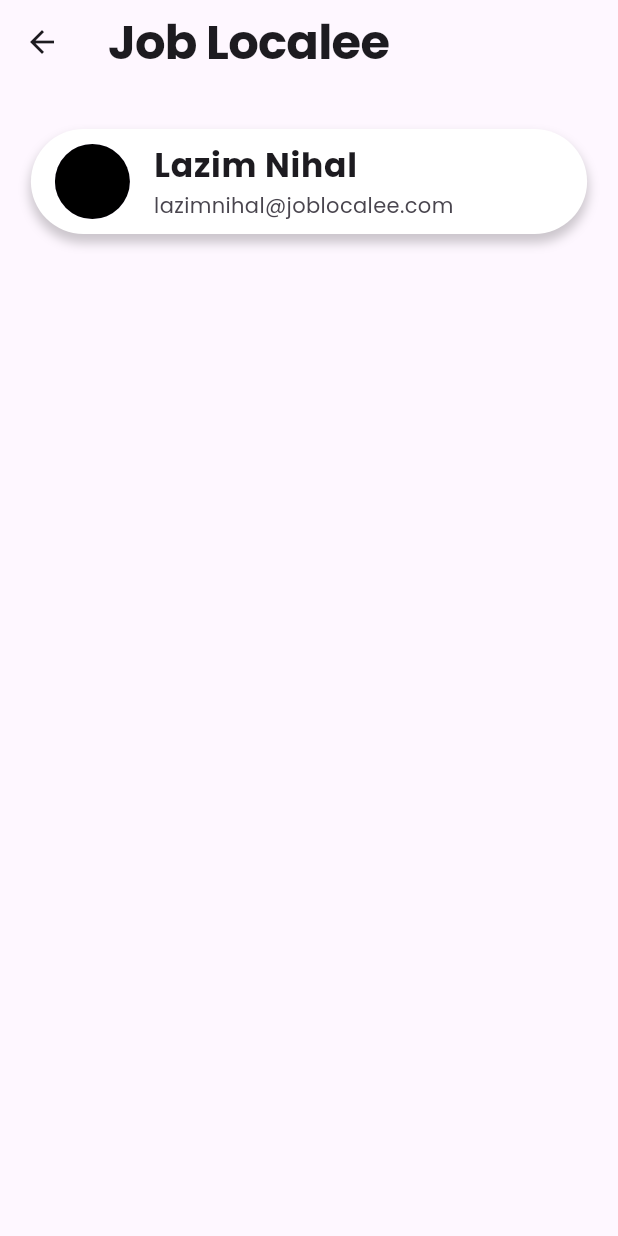
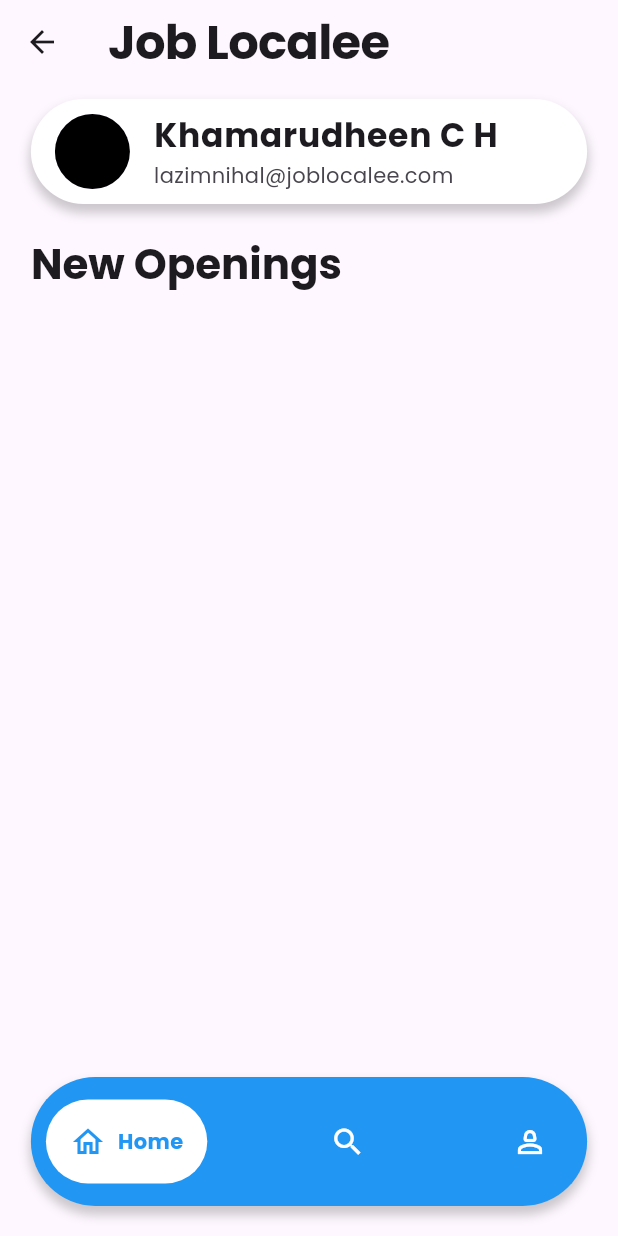
Before and after one commit to joblocalee/joblocalee, a Flutter app: the screen it shows after launch, after a tap on "Login", on a phone screen of 412 x 824 dp. Run offline on Flutter 3.47's test engine with Material 3 defaults, Android fonts, the phone set to English and light mode, and no system bars; drawn by our look-alikes of google_nav_bar; our stand-ins replace auto_route, gap, get_it, injectable, overlay_support; generated files the repository leaves out were written again.

```diff
--- a/lib/core/routes/app_router.dart
+++ b/lib/core/routes/app_router.dart
@@ -16,10 +16,6 @@ class AppRouter extends RootStackRouter {
     AutoRoute(
       page:RegistrationRoute.page,
       path: '/registration',
-    ),
-    AutoRoute(
-      page:HomeRoute.page,
-      path: '/home',
     ),
     AutoRoute(
       page: HomeTabRoute.page,
--- a/lib/ui/screens/auth/login_screen.dart
+++ b/lib/ui/screens/auth/login_screen.dart
@@ -1,6 +1,8 @@
 import 'package:auto_route/auto_route.dart';
 import 'package:flutter/material.dart';
 import 'package:gap/gap.dart';
+import 'package:jus/core/routes/app_router.gr.dart';
+import 'package:jus/ui/widgets/buttons/ink_well_material.dart';
 import 'package:jus/utils/constants/app_images.dart';
 
 import '../../widgets/buttons/primary_button.dart';
@@ -77,7 +79,7 @@ class LoginScreen extends StatelessWidget {
                             PrimaryButton(
                               text: 'Login',
                               onTap: () {
-                                context.router.pushNamed('/home');
+                                context.router.replaceAll([HomeTabRoute()]);
                               },
                             ),
                             const Gap(50),
@@ -85,10 +87,15 @@ class LoginScreen extends StatelessWidget {
                               "Don't have an account yet?",
                               style: AppTypography.bodyLarge,
                             ),
-                            Text(
-                              "Create Account?",
-                              style: AppTypography.labelMedium.copyWith(
-                                color: Colors.blue,
+                            InkWellMaterial(
+                              onTap: () {
+                               context.router.push(RegistrationRoute(),);
+                              },
+                              child: Text(
+                                "Create Account?",
+                                style: AppTypography.labelMedium.copyWith(
+                                  color: Colors.blue,
+                                ),
                               ),
                             ),
                             const Gap(30),
--- a/lib/ui/screens/home/home_screen.dart
+++ b/lib/ui/screens/home/home_screen.dart
@@ -1,7 +1,6 @@
 import 'package:auto_route/auto_route.dart';
 import 'package:flutter/material.dart';
 import 'package:gap/gap.dart';
-import 'package:jus/ui/screens/home/home_tab_screen.dart';
 
 import '../../../utils/constants/app_images.dart';
 import '../../../utils/constants/app_typography.dart';
@@ -31,9 +30,9 @@ class HomeScreen extends StatelessWidget {
             child: Padding(
               padding: EdgeInsets.symmetric(horizontal: context.screenPadding),
               child: Column(
-                crossAxisAlignment: CrossAxisAlignment.center,
+                crossAxisAlignment: CrossAxisAlignment.start,
                 children: [
-                  const Gap(30),
+                  const Gap(10),
                   Container(
                     decoration: BoxDecoration(
                       color: Colors.white,
@@ -48,7 +47,7 @@ class HomeScreen extends StatelessWidget {
                       shape: BoxShape.rectangle,
                       borderRadius: BorderRadius.circular(45),
                     ),
-                    child: const ListTile(
+                    child: ListTile(
                       leading: CircleAvatar(
                         radius: 25,
                         child: ClipOval(
@@ -60,7 +59,7 @@ class HomeScreen extends StatelessWidget {
                           ),
                         ),
                       ),
-                      title: Text('Lazim Nihal',
+                      title: Text('Khamarudheen C H',
                         style: AppTypography.titleLarge,
                       ),
                       subtitle: Text('lazimnihal@joblocalee.com',
@@ -68,6 +67,10 @@ class HomeScreen extends StatelessWidget {
                       ),
                     ),
                   ),
+                  Gap(20),
+                  Text('New Openings',
+                    style: AppTypography.headlineMedium,
+                  )
                 ],
               ),
             ),
--- a/lib/ui/screens/home/home_tab_screen.dart
+++ b/lib/ui/screens/home/home_tab_screen.dart
@@ -1,6 +1,7 @@
 import 'package:auto_route/auto_route.dart';
 import 'package:flutter/material.dart';
 import 'package:gap/gap.dart';
+import 'package:google_nav_bar/google_nav_bar.dart';
 
 import '../../../core/routes/app_router.gr.dart';
 import '../../../utils/constants/app_colors.dart';
@@ -59,10 +60,10 @@ class HomeTabScreen extends StatelessWidget {
             child: content,
           ),
           Positioned(
-            bottom: context.safeBottomStrict + 30,
+            bottom: context.safeBottomStrict + 20,
             left: context.screenPadding,
             right: context.screenPadding,
-            child: const _BottomNavigationBar(),
+            child: const _GBottomNav(),
           ),
         ],
       ),
@@ -169,3 +170,50 @@ class _BottomTabButton extends StatelessWidget {
     ),
   );
 }
+class _GBottomNav extends StatelessWidget {
+  const _GBottomNav({super.key});
+
+  @override
+  Widget build(BuildContext context) {
+    return
+      Container(
+        decoration: BoxDecoration(
+          boxShadow: [
+            BoxShadow(
+              color: Colors.black.withOpacity(0.2),
+              spreadRadius: 1,
+              blurRadius: 5,
+              offset: const Offset(0, 5),
+            ),
+          ],
+          color: Colors.blue,
+          borderRadius: BorderRadius.circular(45),
+        ),
+        child: Padding(
+          padding: const EdgeInsets.symmetric(horizontal: 10,vertical: 15,),
+          child: GNav(
+            gap: 8,
+            backgroundColor: Colors.blue,
+            color: Colors.white,
+            activeColor: Colors.blue,
+            tabBackgroundColor: Colors.white,
+            padding: EdgeInsets.all(16),
+            tabs: [
+              GButton(
+                icon: Icons.home_outlined,
+                text: 'Home',
+              ),
+              GButton(
+                icon: Icons.search,
+                text: 'Search',
+              ),
+              GButton(
+                icon: Icons.person_2_outlined,
+                text: 'Profile',
+              ),
+            ],
+          ),
+        ),
+      );
+  }
+}
--- a/pubspec.yaml
+++ b/pubspec.yaml
@@ -32,6 +32,7 @@ dependencies:
   auto_route: ^9.2.2
   flutter:
     sdk: flutter
+  google_nav_bar: ^5.0.7
   get_it: ^8.0.2
   http: ^1.2.2
   http_parser: ^4.1.1
@@ -79,7 +80,7 @@ flutter:
 
   assets:
     - assets/images/
-    - assets/svg/
+#    - assets/svg/
     - assets/fonts/
   #  - images/a_dot_burr.jpeg
   #  - images/a_dot_ham.jpeg
```
Also changed, not shown: pubspec.lock.
